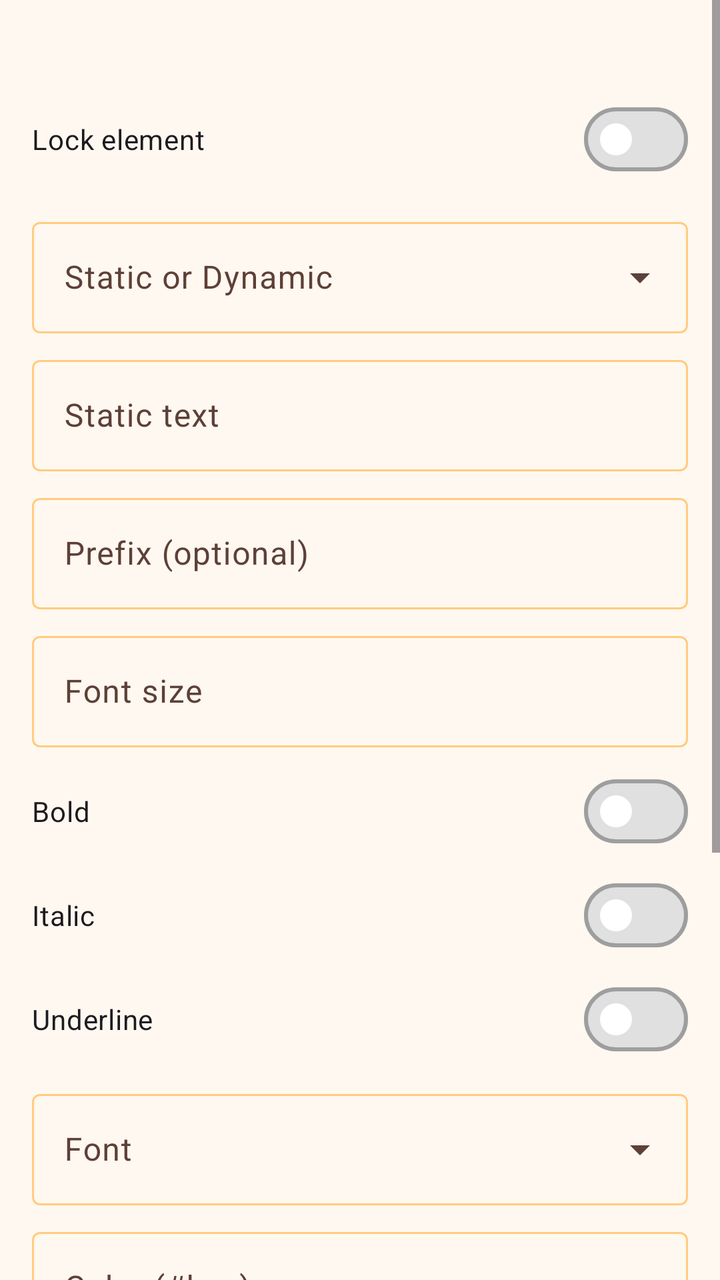
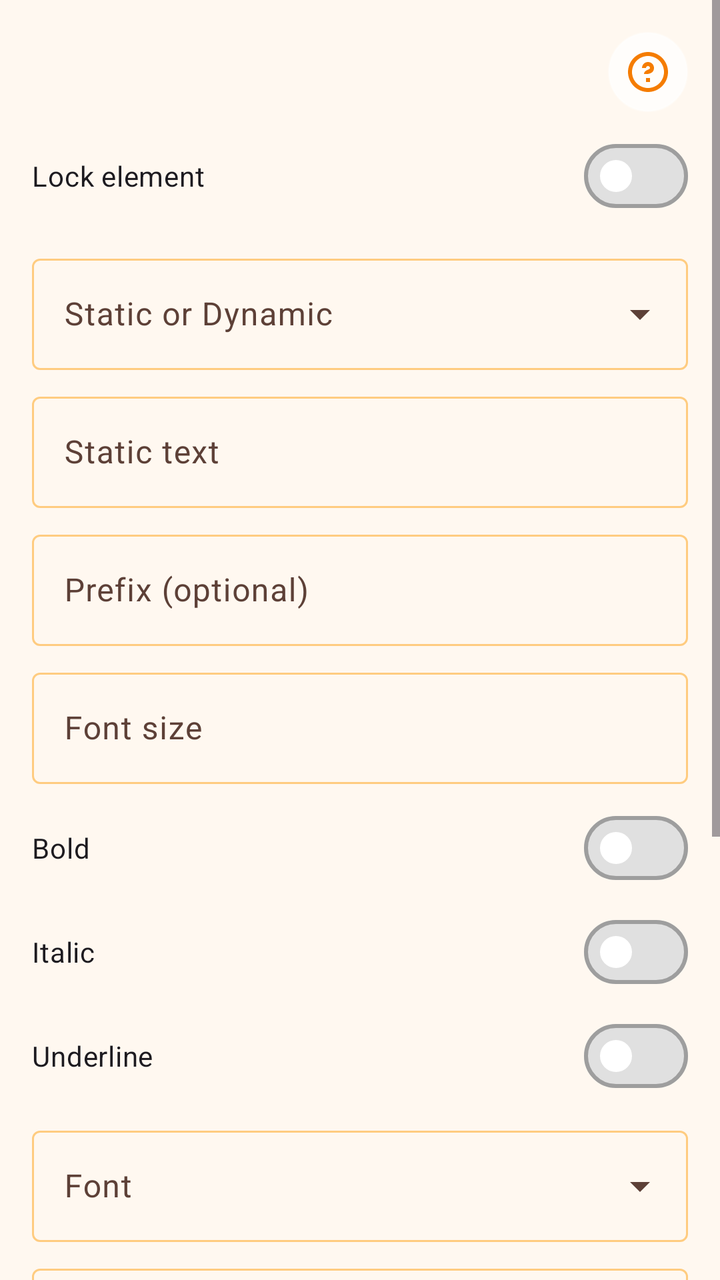

The first picture is an Android layout as it rendered before a commit; the second is the same layout after the commit. The layout source and the unified diff follow.
<!-- AndroidManifest.xml: application theme Theme.VikrSaathi -->
<!-- res/layout/bottom_sheet_element_inspector.xml -->
<?xml version="1.0" encoding="utf-8"?>
<ScrollView xmlns:android="http://schemas.android.com/apk/res/android"
    xmlns:app="http://schemas.android.com/apk/res-auto"
    android:layout_width="match_parent"
    android:layout_height="wrap_content">

    <LinearLayout
        android:layout_width="match_parent"
        android:layout_height="wrap_content"
        android:orientation="vertical"
        android:padding="16dp">

        <TextView
            android:id="@+id/textElementKind"
            android:layout_width="match_parent"
            android:layout_height="wrap_content"
            android:textAppearance="?attr/textAppearanceTitleMedium"
            android:textStyle="bold" />

        <TextView
            android:id="@+id/textBulkHint"
            android:layout_width="match_parent"
            android:layout_height="wrap_content"
            android:layout_marginTop="4dp"
            android:text="@string/bulk_edit_hint"
            android:textAppearance="?attr/textAppearanceBodySmall"
            android:visibility="gone" />

        <com.google.android.material.materialswitch.MaterialSwitch
            android:id="@+id/switchLocked"
            android:layout_width="match_parent"
            android:layout_height="wrap_content"
            android:layout_marginTop="8dp"
            android:text="@string/lock_element" />

        <com.google.android.material.textfield.TextInputLayout
            style="@style/Widget.Material3.TextInputLayout.OutlinedBox.ExposedDropdownMenu"
            android:layout_width="match_parent"
            android:layout_height="wrap_content"
            android:layout_marginTop="12dp"
            android:hint="@string/binding_type">

            <com.google.android.material.textfield.MaterialAutoCompleteTextView
                android:id="@+id/spinnerBindingType"
                android:layout_width="match_parent"
                android:layout_height="wrap_content"
                android:inputType="none"
                android:maxLines="1" />
        </com.google.android.material.textfield.TextInputLayout>

        <com.google.android.material.textfield.TextInputLayout
            android:id="@+id/layoutStaticText"
            style="@style/Widget.Material3.TextInputLayout.OutlinedBox"
            android:layout_width="match_parent"
            android:layout_height="wrap_content"
            android:layout_marginTop="8dp"
            android:hint="@string/static_text">

            <com.google.android.material.textfield.TextInputEditText
                android:id="@+id/editStaticText"
                android:layout_width="match_parent"
                android:layout_height="wrap_content"
                android:inputType="textMultiLine" />
        </com.google.android.material.textfield.TextInputLayout>

        <com.google.android.material.textfield.TextInputLayout
            android:id="@+id/layoutBindingKey"
            style="@style/Widget.Material3.TextInputLayout.OutlinedBox.ExposedDropdownMenu"
            android:layout_width="match_parent"
            android:layout_height="wrap_content"
            android:layout_marginTop="8dp"
            android:hint="@string/data_field"
            android:visibility="gone">

            <com.google.android.material.textfield.MaterialAutoCompleteTextView
                android:id="@+id/spinnerBindingKey"
                android:layout_width="match_parent"
                android:layout_height="wrap_content"
                android:inputType="none"
                android:maxLines="1" />
        </com.google.android.material.textfield.TextInputLayout>

        <LinearLayout
            android:id="@+id/layoutStaticImage"
            android:layout_width="match_parent"
            android:layout_height="wrap_content"
            android:layout_marginTop="8dp"
            android:orientation="vertical"
            android:visibility="gone">

            <TextView
                android:layout_width="match_parent"
                android:layout_height="wrap_content"
                android:text="@string/static_image"
                android:textAppearance="?attr/textAppearanceTitleSmall" />

            <TextView
                android:id="@+id/textStaticImageHint"
                android:layout_width="match_parent"
                android:layout_height="wrap_content"
                android:layout_marginTop="4dp"
                android:text="@string/static_image_hint"
                android:textAppearance="?attr/textAppearanceBodySmall" />

            <ImageView
                android:id="@+id/imageStaticPreview"
                android:layout_width="match_parent"
                android:layout_height="100dp"
                android:layout_marginTop="8dp"
                android:background="@color/dashboard_bg"
                android:contentDescription="@string/static_image"
                android:scaleType="fitCenter" />

            <com.google.android.material.button.MaterialButton
                android:id="@+id/buttonChooseStaticImage"
                style="@style/Widget.Material3.Button.OutlinedButton"
                android:layout_width="match_parent"
                android:layout_height="wrap_content"
                android:layout_marginTop="8dp"
                android:text="@string/choose_image" />
        </LinearLayout>

        <com.google.android.material.textfield.TextInputLayout
            android:id="@+id/layoutTableBorderWidth"
            style="@style/Widget.Material3.TextInputLayout.OutlinedBox"
            android:layout_width="match_parent"
            android:layout_height="wrap_content"
            android:layout_marginTop="8dp"
            android:hint="@string/table_border_width_dp"
            android:visibility="gone"
            app:helperText="@string/table_border_width_hint">

            <com.google.android.material.textfield.TextInputEditText
                android:id="@+id/editTableBorderWidth"
                android:layout_width="match_parent"
                android:layout_height="wrap_content"
                android:inputType="numberDecimal" />
        </com.google.android.material.textfield.TextInputLayout>

        <com.google.android.material.textfield.TextInputLayout
            android:id="@+id/layoutPrefix"
            style="@style/Widget.Material3.TextInputLayout.OutlinedBox"
            android:layout_width="match_parent"
            android:layout_height="wrap_content"
            android:layout_marginTop="8dp"
            android:hint="@string/text_prefix">

            <com.google.android.material.textfield.TextInputEditText
                android:id="@+id/editPrefix"
                android:layout_width="match_parent"
                android:layout_height="wrap_content"
                android:inputType="text" />
        </com.google.android.material.textfield.TextInputLayout>

        <LinearLayout
            android:id="@+id/layoutTextStyle"
            android:layout_width="match_parent"
            android:layout_height="wrap_content"
            android:orientation="vertical">

            <com.google.android.material.textfield.TextInputLayout
                style="@style/Widget.Material3.TextInputLayout.OutlinedBox"
                android:layout_width="match_parent"
                android:layout_height="wrap_content"
                android:layout_marginTop="8dp"
                android:hint="@string/font_size">

                <com.google.android.material.textfield.TextInputEditText
                    android:id="@+id/editFontSize"
                    android:layout_width="match_parent"
                    android:layout_height="wrap_content"
                    android:inputType="numberDecimal" />
            </com.google.android.material.textfield.TextInputLayout>

            <com.google.android.material.materialswitch.MaterialSwitch
                android:id="@+id/switchBold"
                android:layout_width="match_parent"
                android:layout_height="wrap_content"
                android:layout_marginTop="8dp"
                android:text="@string/bold_text" />

            <com.google.android.material.materialswitch.MaterialSwitch
                android:id="@+id/switchItalic"
                android:layout_width="match_parent"
                android:layout_height="wrap_content"
                android:layout_marginTop="4dp"
                android:text="@string/italic_text" />

            <com.google.android.material.materialswitch.MaterialSwitch
                android:id="@+id/switchUnderline"
                android:layout_width="match_parent"
                android:layout_height="wrap_content"
                android:layout_marginTop="4dp"
                android:text="@string/underline_text" />

            <com.google.android.material.textfield.TextInputLayout
                style="@style/Widget.Material3.TextInputLayout.OutlinedBox.ExposedDropdownMenu"
                android:layout_width="match_parent"
                android:layout_height="wrap_content"
                android:layout_marginTop="8dp"
                android:hint="@string/font_family">

                <com.google.android.material.textfield.MaterialAutoCompleteTextView
                    android:id="@+id/spinnerFontFamily"
                    android:layout_width="match_parent"
                    android:layout_height="wrap_content"
                    android:inputType="none"
                    android:maxLines="1" />
            </com.google.android.material.textfield.TextInputLayout>

            <com.google.android.material.textfield.TextInputLayout
                style="@style/Widget.Material3.TextInputLayout.OutlinedBox"
                android:layout_width="match_parent"
                android:layout_height="wrap_content"
                android:layout_marginTop="8dp"
                android:hint="@string/font_color">

                <com.google.android.material.textfield.TextInputEditText
                    android:id="@+id/editFontColor"
                    android:layout_width="match_parent"
                    android:layout_height="wrap_content"
                    android:inputType="text"
                    android:maxLines="1" />
            </com.google.android.material.textfield.TextInputLayout>
        </LinearLayout>

        <LinearLayout
            android:id="@+id/layoutAlignment"
            android:layout_width="match_parent"
            android:layout_height="wrap_content"
            android:orientation="vertical"
            android:visibility="gone">

            <TextView
                android:layout_width="match_parent"
                android:layout_height="wrap_content"
                android:layout_marginTop="12dp"
                android:text="@string/alignment"
                android:textAppearance="?attr/textAppearanceTitleSmall" />

            <com.google.android.material.textfield.TextInputLayout
                style="@style/Widget.Material3.TextInputLayout.OutlinedBox.ExposedDropdownMenu"
                android:layout_width="match_parent"
                android:layout_height="wrap_content"
                android:layout_marginTop="8dp"
                android:hint="@string/horizontal_align">

                <com.google.android.material.textfield.MaterialAutoCompleteTextView
                    android:id="@+id/spinnerHorizontalAlign"
                    android:layout_width="match_parent"
                    android:layout_height="wrap_content"
                    android:inputType="none"
                    android:maxLines="1" />
            </com.google.android.material.textfield.TextInputLayout>

            <com.google.android.material.textfield.TextInputLayout
                style="@style/Widget.Material3.TextInputLayout.OutlinedBox.ExposedDropdownMenu"
                android:layout_width="match_parent"
                android:layout_height="wrap_content"
                android:layout_marginTop="8dp"
                android:hint="@string/vertical_align">

                <com.google.android.material.textfield.MaterialAutoCompleteTextView
                    android:id="@+id/spinnerVerticalAlign"
                    android:layout_width="match_parent"
                    android:layout_height="wrap_content"
                    android:inputType="none"
                    android:maxLines="1" />
            </com.google.android.material.textfield.TextInputLayout>

            <com.google.android.material.textfield.TextInputLayout
                android:id="@+id/layoutImageScale"
                style="@style/Widget.Material3.TextInputLayout.OutlinedBox.ExposedDropdownMenu"
                android:layout_width="match_parent"
                android:layout_height="wrap_content"
                android:layout_marginTop="8dp"
                android:hint="@string/image_scale_mode"
                android:visibility="gone">

                <com.google.android.material.textfield.MaterialAutoCompleteTextView
                    android:id="@+id/spinnerImageScale"
                    android:layout_width="match_parent"
                    android:layout_height="wrap_content"
                    android:inputType="none"
                    android:maxLines="1" />
            </com.google.android.material.textfield.TextInputLayout>
        </LinearLayout>

        <TextView
            android:layout_width="match_parent"
            android:layout_height="wrap_content"
            android:layout_marginTop="12dp"
            android:text="@string/position_size"
            android:textAppearance="?attr/textAppearanceTitleSmall" />

        <LinearLayout
            android:layout_width="match_parent"
            android:layout_height="wrap_content"
            android:orientation="horizontal">

            <com.google.android.material.textfield.TextInputLayout
                style="@style/Widget.Material3.TextInputLayout.OutlinedBox"
                android:layout_width="0dp"
                android:layout_height="wrap_content"
                android:layout_marginEnd="4dp"
                android:layout_weight="1"
                android:hint="X">

                <com.google.android.material.textfield.TextInputEditText
                    android:id="@+id/editPosX"
                    android:layout_width="match_parent"
                    android:layout_height="wrap_content"
                    android:inputType="numberDecimal" />
            </com.google.android.material.textfield.TextInputLayout>

            <com.google.android.material.textfield.TextInputLayout
                style="@style/Widget.Material3.TextInputLayout.OutlinedBox"
                android:layout_width="0dp"
                android:layout_height="wrap_content"
                android:layout_marginStart="4dp"
                android:layout_weight="1"
                android:hint="Y">

                <com.google.android.material.textfield.TextInputEditText
                    android:id="@+id/editPosY"
                    android:layout_width="match_parent"
                    android:layout_height="wrap_content"
                    android:inputType="numberDecimal" />
            </com.google.android.material.textfield.TextInputLayout>
        </LinearLayout>

        <LinearLayout
            android:layout_width="match_parent"
            android:layout_height="wrap_content"
            android:layout_marginTop="8dp"
            android:orientation="horizontal">

            <com.google.android.material.textfield.TextInputLayout
                style="@style/Widget.Material3.TextInputLayout.OutlinedBox"
                android:layout_width="0dp"
                android:layout_height="wrap_content"
                android:layout_marginEnd="4dp"
                android:layout_weight="1"
                android:hint="@string/width">

                <com.google.android.material.textfield.TextInputEditText
                    android:id="@+id/editWidth"
                    android:layout_width="match_parent"
                    android:layout_height="wrap_content"
                    android:inputType="numberDecimal" />
            </com.google.android.material.textfield.TextInputLayout>

            <com.google.android.material.textfield.TextInputLayout
                style="@style/Widget.Material3.TextInputLayout.OutlinedBox"
                android:layout_width="0dp"
                android:layout_height="wrap_content"
                android:layout_marginStart="4dp"
                android:layout_weight="1"
                android:hint="@string/height">

                <com.google.android.material.textfield.TextInputEditText
                    android:id="@+id/editHeight"
                    android:layout_width="match_parent"
                    android:layout_height="wrap_content"
                    android:inputType="numberDecimal" />
            </com.google.android.material.textfield.TextInputLayout>
        </LinearLayout>

        <com.google.android.material.button.MaterialButton
            android:id="@+id/buttonApplyInspector"
            android:layout_width="match_parent"
            android:layout_height="wrap_content"
            android:layout_marginTop="16dp"
            android:text="@string/apply_changes" />

        <com.google.android.material.button.MaterialButton
            android:id="@+id/buttonDeleteElement"
            style="@style/Widget.Material3.Button.TextButton"
            android:layout_width="match_parent"
            android:layout_height="wrap_content"
            android:text="@string/delete_element"
            android:textColor="?attr/colorError" />
    </LinearLayout>
</ScrollView>
<!-- resources referenced by this layout -->
<resources>
  <color name="dashboard_bg">@color/orange_surface</color>
  <string name="alignment">Alignment</string>
  <string name="apply_changes">Apply</string>
  <string name="binding_type">Static or Dynamic</string>
  <string name="bold_text">Bold</string>
  <string name="bulk_edit_hint">Leave a field empty to keep existing values. Filled fields apply to all selected elements.</string>
  <string name="choose_image">Choose image</string>
  <string name="data_field">Data field</string>
  <string name="delete_element">Delete element</string>
  <string name="font_color">Color (#hex)</string>
  <string name="font_family">Font</string>
  <string name="font_size">Font size</string>
  <string name="height">Height</string>
  <string name="horizontal_align">Horizontal</string>
  <string name="image_scale_mode">Image scaling</string>
  <string name="italic_text">Italic</string>
  <string name="lock_element">Lock element</string>
  <string name="position_size">Position &amp; size (points)</string>
  <string name="static_image">Custom image</string>
  <string name="static_image_hint">Pick any image for this element only (not shared with other templates).</string>
  <string name="static_text">Static text</string>
  <string name="table_border_width_dp">Border width (dp)</string>
  <string name="table_border_width_hint">Typical: 1 = thin, 2 = medium, 3+ = bold. Range 0.25–8.</string>
  <string name="text_prefix">Prefix (optional)</string>
  <string name="underline_text">Underline</string>
  <string name="vertical_align">Vertical</string>
  <string name="width">Width</string>
  <color name="orange_surface">#FFF8F0</color>
  <color name="orange_primary">#F57C00</color>
  <color name="orange_primary_dark">#E65100</color>
  <color name="orange_on_primary">#FFFFFF</color>
  <color name="orange_accent">#FFB74D</color>
  <color name="orange_700">#F57C00</color>
  <color name="black">#FF000000</color>
  <color name="orange_100">#FFE0B2</color>
  <color name="orange_900">#E65100</color>
  <color name="surface_card">#FFFFFF</color>
  <color name="text_primary_dark">#212121</color>
  <color name="text_secondary_dark">#5D4037</color>
  <color name="stroke_default">@color/orange_200</color>
  <color name="stroke_subtle">@color/orange_100</color>
  <style name="VikrSaathiOutlinedButton" parent="Widget.Material3.Button.OutlinedButton">
          <item name="android:textColor">@color/button_outlined_text</item>
          <item name="strokeColor">@color/button_outlined_stroke</item>
      </style>
  <color name="orange_200">#FFCC80</color>
  <!-- unchanged entries left out for length: 2 -->
</resources>

<!-- the commit's change to res/layout/bottom_sheet_element_inspector.xml (unified diff, before → after) -->
@@ -10,12 +10,31 @@
         android:orientation="vertical"
         android:padding="16dp">
 
-        <TextView
-            android:id="@+id/textElementKind"
-            android:layout_width="match_parent"
-            android:layout_height="wrap_content"
-            android:textAppearance="?attr/textAppearanceTitleMedium"
-            android:textStyle="bold" />
+        <LinearLayout
+            android:layout_width="match_parent"
+            android:layout_height="wrap_content"
+            android:gravity="center_vertical"
+            android:orientation="horizontal">
+
+            <TextView
+                android:id="@+id/textElementKind"
+                android:layout_width="0dp"
+                android:layout_height="wrap_content"
+                android:layout_weight="1"
+                android:textAppearance="?attr/textAppearanceTitleMedium"
+                android:textStyle="bold" />
+
+            <ImageButton
+                android:id="@+id/buttonContextHelp"
+                android:layout_width="40dp"
+                android:layout_height="40dp"
+                android:background="@drawable/bg_help_close_button"
+                android:contentDescription="@string/contextual_help"
+                android:padding="8dp"
+                android:scaleType="centerInside"
+                android:src="@drawable/ic_help"
+                app:tint="@color/help_glass_icon_tint" />
+        </LinearLayout>
 
         <TextView
             android:id="@+id/textBulkHint"
<!-- resource entries referenced after the edit -->
@@ -1,12 +1,41 @@
 <!-- resources referenced by this layout -->
 <resources>
   <color name="dashboard_bg">@color/orange_surface</color>
+  <color name="help_glass_icon_tint">#F57C00</color>
+  <!-- drawable bg_help_close_button (drawable) -->
+  <?xml version="1.0" encoding="utf-8"?>
+  <ripple xmlns:android="http://schemas.android.com/apk/res/android"
+      android:color="#33FFFFFF">
+      <item>
+          <shape android:shape="oval">
+              <solid android:color="@color/help_glass_close_bg" />
+              <stroke
+                  android:width="1dp"
+                  android:color="#66FFFFFF" />
+          </shape>
+      </item>
+  </ripple>
+  <!-- drawable ic_help (drawable) -->
+  <?xml version="1.0" encoding="utf-8"?>
+  <vector xmlns:android="http://schemas.android.com/apk/res/android"
+      android:width="24dp"
+      android:height="24dp"
+      android:viewportWidth="24"
+      android:viewportHeight="24">
+      <path
+          android:fillColor="#FFFFFF"
+          android:pathData="M12,2C6.48,2 2,6.48 2,12s4.48,10 10,10 10,-4.48 10,-10S17.52,2 12,2zM12,20c-4.41,0 -8,-3.59 -8,-8s3.59,-8 8,-8 8,3.59 8,8 -3.59,8 -8,8z" />
+      <path
+          android:fillColor="#FFFFFF"
+          android:pathData="M11,17h2v-2h-2v2zM12,7c-1.66,0 -3,1.34 -3,3h2c0,-0.55 0.45,-1 1,-1s1,0.45 1,1c0,1 -3,0.88 -3,3h2c0,-0.12 3,-0.22 3,-3 0,-1.66 -1.34,-3 -3,-3z" />
+  </vector>
   <string name="alignment">Alignment</string>
   <string name="apply_changes">Apply</string>
   <string name="binding_type">Static or Dynamic</string>
   <string name="bold_text">Bold</string>
   <string name="bulk_edit_hint">Leave a field empty to keep existing values. Filled fields apply to all selected elements.</string>
   <string name="choose_image">Choose image</string>
+  <string name="contextual_help">Context help</string>
   <string name="data_field">Data field</string>
   <string name="delete_element">Delete element</string>
   <string name="font_color">Color (#hex)</string>
@@ -28,6 +57,7 @@
   <string name="vertical_align">Vertical</string>
   <string name="width">Width</string>
   <color name="orange_surface">#FFF8F0</color>
+  <color name="help_glass_close_bg">#BCFFFFFF</color>
   <color name="orange_primary">#F57C00</color>
   <color name="orange_primary_dark">#E65100</color>
   <color name="orange_on_primary">#FFFFFF</color>
